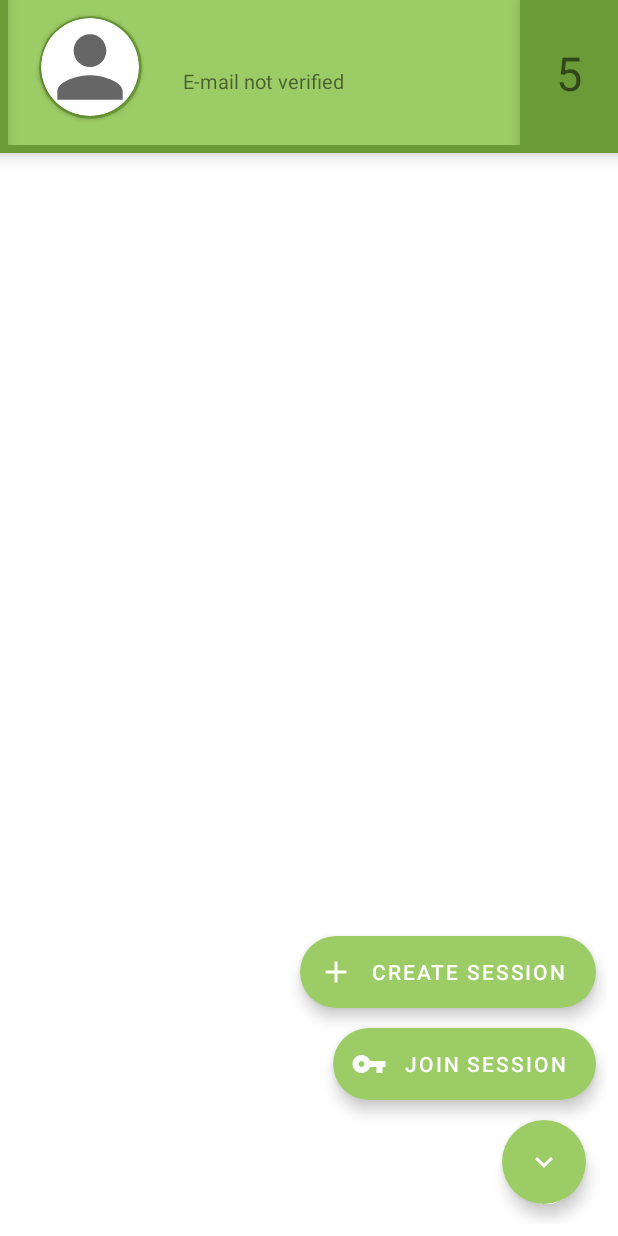
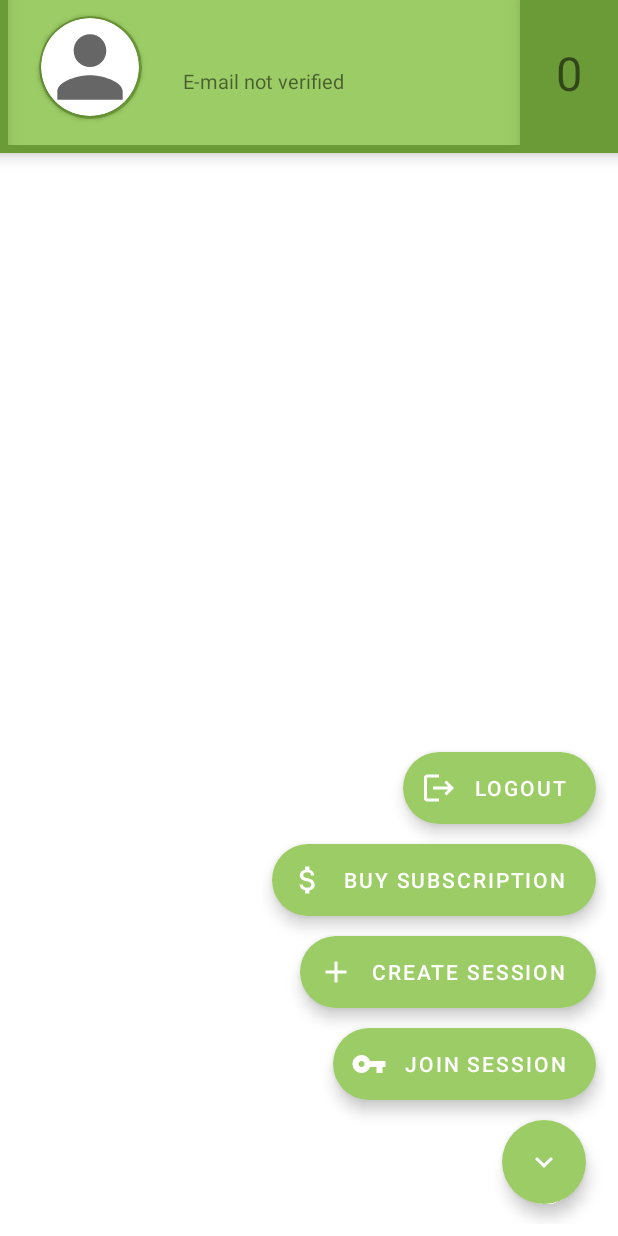
Before and after one commit to adamgwozdz/RPG-Backpack-Android, an Android app: the MainActivity screen opened directly, with no data from a screen before it, after a tap on an icon or button, on a phone screen of 412 x 824 dp. Run offline under Robolectric (Android 15) with nearby library versions, the phone set to English and light mode, and no system bars; our stand-ins replace RxJava, sdp/ssp sizes; network calls fail.

Commit message:
Added CreateSession Set visibility of menu buttons to GONE Set sessionsCount

```diff
--- a/app/src/main/AndroidManifest.xml
+++ b/app/src/main/AndroidManifest.xml
@@ -12,6 +12,9 @@
         android:roundIcon="@drawable/backpack_128px"
         android:supportsRtl="true"
         android:theme="@style/Theme.RPG_Backpack">
+        <activity
+            android:name=".views.CreateSessionActivity"
+            android:exported="true" />
         <activity
             android:name=".views.RegisterActivity"
             android:exported="true"
--- a/app/src/main/java/com/wodu/mobile/rpg_backpack/Application.java
+++ b/app/src/main/java/com/wodu/mobile/rpg_backpack/Application.java
@@ -97,4 +97,8 @@ public class Application extends android.app.Application {
         this.token = token;
         setUserData(token);
     }
+
+    public void resetToken() {
+        this.token = "";
+    }
 }
--- /dev/null
+++ b/app/src/main/java/com/wodu/mobile/rpg_backpack/repositories/CreateSessionRepository.java
@@ -0,0 +1,4 @@
+package com.wodu.mobile.rpg_backpack.repositories;
+
+public class CreateSessionRepository {
+}
--- /dev/null
+++ b/app/src/main/java/com/wodu/mobile/rpg_backpack/repositories/CreateSessionService.java
@@ -0,0 +1,4 @@
+package com.wodu.mobile.rpg_backpack.repositories;
+
+public class CreateSessionService {
+}
--- /dev/null
+++ b/app/src/main/java/com/wodu/mobile/rpg_backpack/viewmodels/CreateSessionActivityViewModel.java
@@ -0,0 +1,4 @@
+package com.wodu.mobile.rpg_backpack.viewmodels;
+
+public class CreateSessionActivityViewModel {
+}
--- a/app/src/main/java/com/wodu/mobile/rpg_backpack/viewmodels/MainActivityViewModel.java
+++ b/app/src/main/java/com/wodu/mobile/rpg_backpack/viewmodels/MainActivityViewModel.java
@@ -1,6 +1,7 @@
 package com.wodu.mobile.rpg_backpack.viewmodels;
 
-import android.content.res.Resources;
+import android.app.Activity;
+import android.content.Intent;
 import android.util.Log;
 import android.view.View;
 import android.view.animation.OvershootInterpolator;
@@ -10,12 +11,14 @@ import androidx.lifecycle.MutableLiveData;
 import androidx.lifecycle.ViewModel;
 
 import com.google.android.material.floatingactionbutton.ExtendedFloatingActionButton;
-import com.google.android.material.floatingactionbutton.FloatingActionButton;
 import com.wodu.mobile.rpg_backpack.Application;
 import com.wodu.mobile.rpg_backpack.R;
 import com.wodu.mobile.rpg_backpack.models.Session;
 import com.wodu.mobile.rpg_backpack.repositories.SessionRepository;
 import com.wodu.mobile.rpg_backpack.repositories.UserRepository;
+import com.wodu.mobile.rpg_backpack.views.CreateSessionActivity;
+import com.wodu.mobile.rpg_backpack.views.LoginActivity;
+import com.wodu.mobile.rpg_backpack.views.MainActivity;
 
 import java.util.List;
 
@@ -35,13 +38,11 @@ public class MainActivityViewModel extends ViewModel {
     private final MutableLiveData<Session> sessionMutableLiveData = new MutableLiveData<>();
     private final MutableLiveData<List<Session>> sessionsListMutableLiveData = new MutableLiveData<>();
 
-    private boolean isFabOpen = false;
-
     public MainActivityViewModel() {
     }
 
-    public MutableLiveData<List<Session>> getSessions(boolean onlyCurrentUser) {
-        if (onlyCurrentUser)
+    public MutableLiveData<List<Session>> getSessions(boolean forCurrentUser) {
+        if (forCurrentUser)
             loadUserSessionsData();
         else
             loadSessionsData();
@@ -54,8 +55,8 @@ public class MainActivityViewModel extends ViewModel {
         return sessionMutableLiveData;
     }
 
-    private void loadSessionsData() {
-        sessionRepository.getSessions().subscribe(new Observer<List<Session>>() {
+    private void loadUserSessionsData() {
+        sessionRepository.getUserSessions().subscribe(new Observer<List<Session>>() {
             @Override
             public void onSubscribe(@NonNull Disposable d) {
                 disposables.add(d);
@@ -77,8 +78,8 @@ public class MainActivityViewModel extends ViewModel {
         });
     }
 
-    private void loadUserSessionsData() {
-        sessionRepository.getUserSessions().subscribe(new Observer<List<Session>>() {
+    private void loadSessionsData() {
+        sessionRepository.getSessions().subscribe(new Observer<List<Session>>() {
             @Override
             public void onSubscribe(@NonNull Disposable d) {
                 disposables.add(d);
@@ -125,10 +126,6 @@ public class MainActivityViewModel extends ViewModel {
         });
     }
 
-//    private void loadCurrentUserData() {
-//        userRepository.
-//    }
-
     public void scaleTextSize(TextView textView) {
         int length = textView.length();
         if (length <= 10) {
@@ -154,41 +151,18 @@ public class MainActivityViewModel extends ViewModel {
             textView.setCompoundDrawablesWithIntrinsicBounds(0, 0, 0, 0);
     }
 
-//    public boolean setButton(Resources resources, FloatingActionButton fabMain,
-//                          FloatingActionButton fabCreate, FloatingActionButton fabJoin) {
-//        fabMain.setOnClickListener(new View.OnClickListener() {
-//            @Override
-//            public void onClick(View view) {
-//                if (!isFabOpen) {
-//                    showFabMenu(resources, fabCreate, fabJoin);
-//                } else {
-//                    closeFabMenu(fabCreate, fabJoin);
-//                }
-//            }
-//        });
-//        return isFabOpen;
-//    }
-//
-//    private void showFabMenu(Resources resources, FloatingActionButton fabCreate, FloatingActionButton fabJoin) {
-//        isFabOpen = true;
-//        fabCreate.animate().translationY(-resources.getDimension(R.dimen._55sdp));
-//        fabJoin.animate().translationY(-resources.getDimension(R.dimen._105sdp));
-//    }
-//
-//    private void closeFabMenu(FloatingActionButton fabCreate, FloatingActionButton fabJoin) {
-//        isFabOpen = false;
-//        fabCreate.animate().translationY(0);
-//        fabJoin.animate().translationY(0);
-//    }
-
     public void setupFloatingActionButtons(List<ExtendedFloatingActionButton> buttonList) {
         float translationY = 100f;
         final Boolean[] menuOpen = {false};
 
         buttonList.get(1).setAlpha(0f);
         buttonList.get(2).setAlpha(0f);
+        buttonList.get(3).setAlpha(0f);
+        buttonList.get(4).setAlpha(0f);
         buttonList.get(1).setTranslationY(translationY);
         buttonList.get(2).setTranslationY(translationY);
+        buttonList.get(3).setTranslationY(translationY);
+        buttonList.get(4).setTranslationY(translationY);
 
         buttonList.get(0).setOnClickListener(new View.OnClickListener() {
             @Override
@@ -203,7 +177,7 @@ public class MainActivityViewModel extends ViewModel {
         buttonList.get(1).setOnClickListener(new View.OnClickListener() {
             @Override
             public void onClick(View view) {
-                Log.d(TAG, "onClick: Create");
+                Log.d(TAG, "onClick: Join");
                 menuOpen[0] = closeMenu(menuOpen[0], buttonList, translationY);
             }
         });
@@ -211,8 +185,29 @@ public class MainActivityViewModel extends ViewModel {
         buttonList.get(2).setOnClickListener(new View.OnClickListener() {
             @Override
             public void onClick(View view) {
-                Log.d(TAG, "onClick: Join");
+                Log.d(TAG, "onClick: Create");
+                Intent intent = new Intent(view.getContext(), CreateSessionActivity.class);
+                view.getContext().startActivity(intent);
+                ((Activity) view.getContext()).overridePendingTransition(0, 0);
+            }
+        });
+
+        buttonList.get(3).setOnClickListener(new View.OnClickListener() {
+            @Override
+            public void onClick(View view) {
+                Log.d(TAG, "onClick: Subscribe");
                 menuOpen[0] = closeMenu(menuOpen[0], buttonList, translationY);
+            }
+        });
+
+        buttonList.get(4).setOnClickListener(new View.OnClickListener() {
+            @Override
+            public void onClick(View view) {
+                Log.d(TAG, "onClick: Logout");
+                Application.getInstance().resetToken();
+                Intent intent = new Intent(view.getContext(), LoginActivity.class);
+                view.getContext().startActivity(intent);
+                ((Activity) view.getContext()).overridePendingTransition(0, 0);
             }
         });
     }
@@ -220,8 +215,15 @@ public class MainActivityViewModel extends ViewModel {
     private Boolean openMenu(boolean menuOpen, List<ExtendedFloatingActionButton> buttonList) {
         OvershootInterpolator interpolator = new OvershootInterpolator();
         buttonList.get(0).setIconResource(R.drawable.ic_arrow_down);
+        buttonList.get(1).setVisibility(View.VISIBLE);
+        buttonList.get(2).setVisibility(View.VISIBLE);
+        buttonList.get(3).setVisibility(View.VISIBLE);
+        buttonList.get(4).setVisibility(View.VISIBLE);
+
         buttonList.get(1).animate().translationY(0f).alpha(1f).setInterpolator(interpolator).setDuration(300).start();
         buttonList.get(2).animate().translationY(0f).alpha(1f).setInterpolator(interpolator).setDuration(300).start();
+        buttonList.get(3).animate().translationY(0f).alpha(1f).setInterpolator(interpolator).setDuration(300).start();
+        buttonList.get(4).animate().translationY(0f).alpha(1f).setInterpolator(interpolator).setDuration(300).start();
         return !menuOpen;
     }
 
@@ -230,6 +232,13 @@ public class MainActivityViewModel extends ViewModel {
         buttonList.get(0).setIconResource(R.drawable.ic_arrow_up);
         buttonList.get(1).animate().translationY(translationY).alpha(0f).setInterpolator(interpolator).setDuration(300).start();
         buttonList.get(2).animate().translationY(translationY).alpha(0f).setInterpolator(interpolator).setDuration(300).start();
+        buttonList.get(3).animate().translationY(translationY).alpha(0f).setInterpolator(interpolator).setDuration(300).start();
+        buttonList.get(4).animate().translationY(translationY).alpha(0f).setInterpolator(interpolator).setDuration(300).start();
+
+        buttonList.get(1).setVisibility(View.GONE);
+        buttonList.get(2).setVisibility(View.GONE);
+        buttonList.get(3).setVisibility(View.GONE);
+        buttonList.get(4).setVisibility(View.GONE);
         return !menuOpen;
     }
 
--- a/app/src/main/java/com/wodu/mobile/rpg_backpack/views/MainActivity.java
+++ b/app/src/main/java/com/wodu/mobile/rpg_backpack/views/MainActivity.java
@@ -1,13 +1,13 @@
 package com.wodu.mobile.rpg_backpack.views;
 
 import android.os.Bundle;
+import android.util.Log;
 import android.widget.TextView;
 
 import androidx.appcompat.app.AppCompatActivity;
 import androidx.lifecycle.Observer;
 
 import com.google.android.material.floatingactionbutton.ExtendedFloatingActionButton;
-import com.google.android.material.floatingactionbutton.FloatingActionButton;
 import com.wodu.mobile.rpg_backpack.R;
 import com.wodu.mobile.rpg_backpack.models.Session;
 import com.wodu.mobile.rpg_backpack.viewmodels.MainActivityViewModel;
@@ -20,7 +20,8 @@ public class MainActivity extends AppCompatActivity {
     private final String TAG = "MainActivity";
 
     private final MainActivityViewModel viewModel = new MainActivityViewModel();
-    private boolean isFabOpen;
+
+    private int sessionCount = 0;
 
     @Override
     protected void onCreate(Bundle savedInstanceState) {
@@ -30,33 +31,44 @@ public class MainActivity extends AppCompatActivity {
         initializeHeader();
         initializeButtons();
 
-        viewModel.getSessions(true).observe(this, new Observer<List<Session>>() {
+        // Set session count
+        viewModel.getSessions(true).observe(this, new androidx.lifecycle.Observer<List<Session>>() {
             @Override
-            public void onChanged(List<Session> session) {
-//                Log.d(TAG, "Sessions: " + session.get(0).toString());
+            public void onChanged(List<Session> sessions) {
+                Log.d(TAG, "onChanged: " + sessions.size());
+                sessionCount = sessions.size();
+                initializeHeader();
             }
         });
     }
 
     private void initializeHeader() {
         TextView usernameTextView = findViewById(R.id.activity_main_user_name);
-        TextView emailConfirmationMessage = findViewById(R.id.activity_main_email_confirmation_message);
+        TextView emailConfirmationMessageTextView = findViewById(R.id.activity_main_email_confirmation_message);
+        TextView sessionCountTextView = findViewById(R.id.activity_main_sessions_count);
 
         viewModel.setUserName(usernameTextView);
         viewModel.scaleTextSize(usernameTextView);
         viewModel.setSubscriptionIconVisibility(usernameTextView);
 
-        viewModel.setEmailConfirmationMessage(emailConfirmationMessage);
+        viewModel.setEmailConfirmationMessage(emailConfirmationMessageTextView);
+
+        sessionCountTextView.setText(String.valueOf(sessionCount));
     }
 
     private void initializeButtons() {
         ExtendedFloatingActionButton fabMain = findViewById(R.id.activity_main_action_button);
+        ExtendedFloatingActionButton fabLogout = findViewById(R.id.activity_main_action_button_logout);
+        ExtendedFloatingActionButton fabSubscribe = findViewById(R.id.activity_main_action_button_subscription);
         ExtendedFloatingActionButton fabCreate = findViewById(R.id.activity_main_action_button_create);
         ExtendedFloatingActionButton fabJoin = findViewById(R.id.activity_main_action_button_join);
+
         List<ExtendedFloatingActionButton> buttonList = new LinkedList<>();
         buttonList.add(fabMain);
+        buttonList.add(fabJoin);
         buttonList.add(fabCreate);
-        buttonList.add(fabJoin);
+        buttonList.add(fabSubscribe);
+        buttonList.add(fabLogout);
         viewModel.setupFloatingActionButtons(buttonList);
     }
 
--- /dev/null
+++ b/app/src/main/res/drawable/ic_dollar.xml
@@ -0,0 +1,5 @@
+<vector android:height="24dp" android:tint="#FFFFFF"
+    android:viewportHeight="24" android:viewportWidth="24"
+    android:width="24dp" xmlns:android="http://schemas.android.com/apk/res/android">
+    <path android:fillColor="@android:color/white" android:pathData="M11.8,10.9c-2.27,-0.59 -3,-1.2 -3,-2.15 0,-1.09 1.01,-1.85 2.7,-1.85 1.78,0 2.44,0.85 2.5,2.1h2.21c-0.07,-1.72 -1.12,-3.3 -3.21,-3.81V3h-3v2.16c-1.94,0.42 -3.5,1.68 -3.5,3.61 0,2.31 1.91,3.46 4.7,4.13 2.5,0.6 3,1.48 3,2.41 0,0.69 -0.49,1.79 -2.7,1.79 -2.06,0 -2.87,-0.92 -2.98,-2.1h-2.2c0.12,2.19 1.76,3.42 3.68,3.83V21h3v-2.15c1.95,-0.37 3.5,-1.5 3.5,-3.55 0,-2.84 -2.43,-3.81 -4.7,-4.4z"/>
+</vector>
--- /dev/null
+++ b/app/src/main/res/drawable/ic_logout.xml
@@ -0,0 +1,5 @@
+<vector android:autoMirrored="true" android:height="24dp"
+    android:tint="#FFFFFF" android:viewportHeight="24"
+    android:viewportWidth="24" android:width="24dp" xmlns:android="http://schemas.android.com/apk/res/android">
+    <path android:fillColor="@android:color/white" android:pathData="M17,7l-1.41,1.41L18.17,11H8v2h10.17l-2.58,2.58L17,17l5,-5zM4,5h8V3H4c-1.1,0 -2,0.9 -2,2v14c0,1.1 0.9,2 2,2h8v-2H4V5z"/>
+</vector>
--- a/app/src/main/res/layout/activity_main.xml
+++ b/app/src/main/res/layout/activity_main.xml
@@ -64,9 +64,9 @@
                 android:id="@+id/activity_main_email_confirmation_message"
                 android:layout_width="wrap_content"
                 android:layout_height="wrap_content"
+                android:layout_marginStart="@dimen/_1sdp"
                 android:text="E-mail not verified"
-                android:textSize="@dimen/_10sdp"
-                android:layout_marginStart="@dimen/_1sdp"/>
+                android:textSize="@dimen/_10sdp" />
 
         </LinearLayout>
 
@@ -80,7 +80,7 @@
             android:background="@color/green_3"
             android:elevation="8dp"
             android:gravity="center"
-            android:text="@string/dummy_number"
+            android:text="0"
             android:textSize="@dimen/_24sdp" />
 
         <View
@@ -118,13 +118,33 @@
             android:orientation="vertical">
 
             <com.google.android.material.floatingactionbutton.ExtendedFloatingActionButton
+                android:id="@+id/activity_main_action_button_logout"
+                android:layout_width="wrap_content"
+                android:layout_height="wrap_content"
+                android:layout_gravity="end|bottom"
+                android:layout_margin="@dimen/_5sdp"
+                android:text="@string/logout"
+                android:visibility="gone"
+                app:icon="@drawable/ic_logout" />
+
+            <com.google.android.material.floatingactionbutton.ExtendedFloatingActionButton
+                android:id="@+id/activity_main_action_button_subscription"
+                android:layout_width="wrap_content"
+                android:layout_height="wrap_content"
+                android:layout_gravity="end|bottom"
+                android:layout_margin="@dimen/_5sdp"
+                android:text="@string/buy_subscription"
+                android:visibility="gone"
+                app:icon="@drawable/ic_dollar" />
+
+            <com.google.android.material.floatingactionbutton.ExtendedFloatingActionButton
                 android:id="@+id/activity_main_action_button_create"
                 android:layout_width="wrap_content"
                 android:layout_height="wrap_content"
                 android:layout_gravity="end|bottom"
                 android:layout_margin="@dimen/_5sdp"
                 android:text="@string/create_session"
-                app:fabSize="mini"
+                android:visibility="gone"
                 app:icon="@drawable/ic_add" />
 
 
@@ -135,7 +155,7 @@
                 android:layout_gravity="end|bottom"
                 android:layout_margin="@dimen/_5sdp"
                 android:text="@string/join_session"
-                app:fabSize="mini"
+                android:visibility="gone"
                 app:icon="@drawable/ic_key" />
 
 
@@ -148,8 +168,6 @@
                 android:layout_marginTop="@dimen/_5sdp"
                 android:layout_marginEnd="@dimen/_10sdp"
                 android:layout_marginBottom="@dimen/_10sdp"
-                android:text=""
-                app:fabSize="normal"
                 app:icon="@drawable/ic_arrow_up" />
         </LinearLayout>
     </FrameLayout>
--- a/app/src/main/res/values/strings.xml
+++ b/app/src/main/res/values/strings.xml
@@ -22,4 +22,6 @@
     <string name="email_unverified">E-mail not verified</string>
     <string name="create_session">Create session</string>
     <string name="join_session">Join session</string>
+    <string name="logout">Logout</string>
+    <string name="buy_subscription">Buy subscription</string>
 </resources>
```
Also changed, not shown: app/src/main/java/com/wodu/mobile/rpg_backpack/views/CreateSessionActivity.java (added, +16 -0 lines), app/src/main/res/layout/activity_create_session.xml (added, +9 -0 lines).
